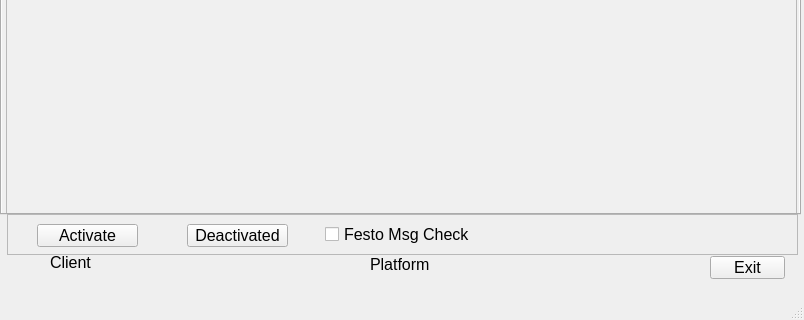
First picture: the form in main_gui.ui, repository michaelmargolis/MdxMotionPlatformV3, before the edit; both pictures show x 0 to 804 and y 156 to 476 of the 804 by 476 pixel window.
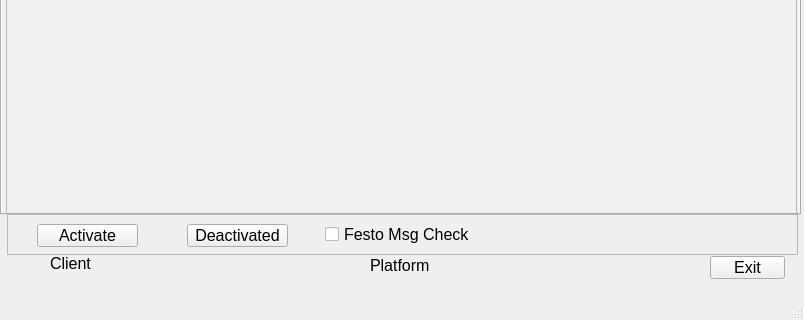
Second picture: the form after the edit.

Patch:
```diff
--- a/main_gui.ui
+++ b/main_gui.ui
@@ -134,7 +134,7 @@
     <property name="geometry">
      <rect>
       <x>50</x>
-      <y>409</y>
+      <y>410</y>
       <width>251</width>
       <height>19</height>
      </rect>
@@ -170,7 +170,7 @@
     <property name="geometry">
      <rect>
       <x>370</x>
-      <y>410</y>
+      <y>411</y>
       <width>241</width>
       <height>21</height>
      </rect>
@@ -242,9 +242,9 @@
      <property name="geometry">
       <rect>
        <x>480</x>
-       <y>8</y>
-       <width>291</width>
-       <height>21</height>
+       <y>10</y>
+       <width>7</width>
+       <height>19</height>
       </rect>
      </property>
      <property name="font">
```
